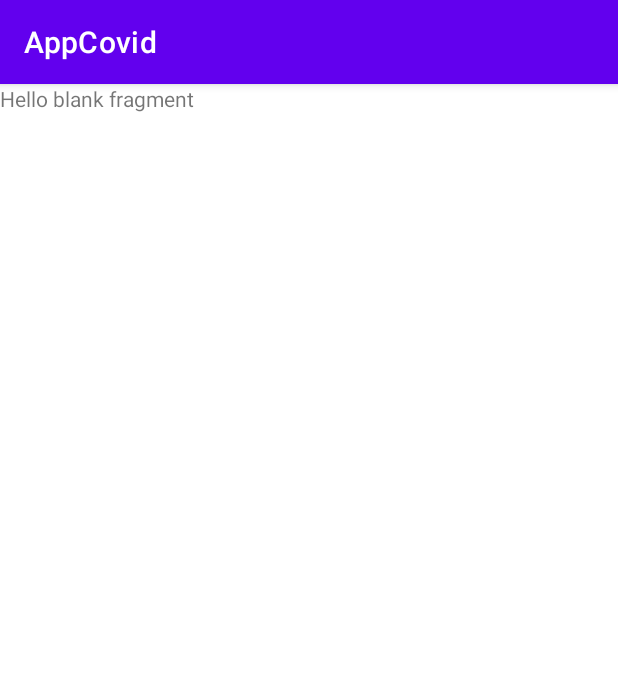
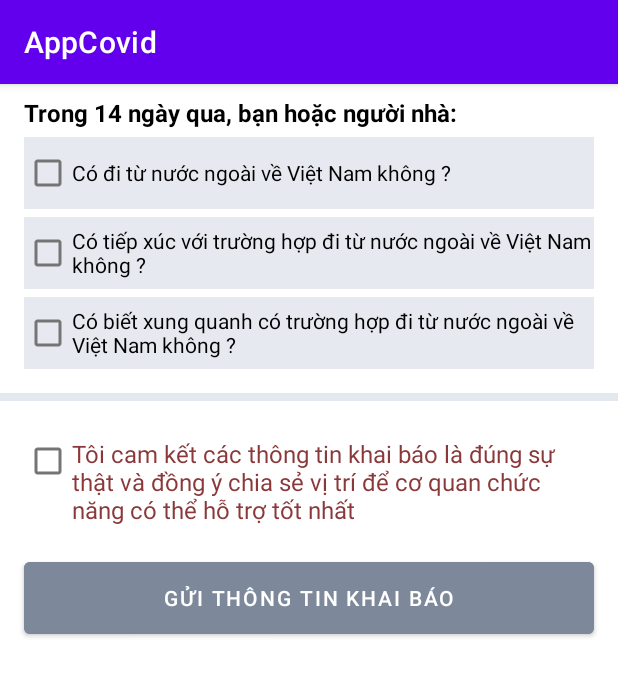
Before and after one commit to philong192001/Android_App, an Android app: the fragment ContactReportFragment shown on its own in the app's theme, on a phone screen of 412 x 824 dp. Shown: the top 676 px of the screen. Run offline under Robolectric (Android 15) with nearby library versions, the light colour scheme and no system bars.

Commit message:
Thêm khai báo tiếp xúc

```diff
--- a/app/src/main/res/layout/fragment_contact_report.xml
+++ b/app/src/main/res/layout/fragment_contact_report.xml
@@ -1,14 +1,96 @@
 <?xml version="1.0" encoding="utf-8"?>
-<FrameLayout xmlns:android="http://schemas.android.com/apk/res/android"
+<androidx.constraintlayout.widget.ConstraintLayout xmlns:android="http://schemas.android.com/apk/res/android"
+    xmlns:app="http://schemas.android.com/apk/res-auto"
     xmlns:tools="http://schemas.android.com/tools"
+    android:id="@+id/frameLayout3"
     android:layout_width="match_parent"
     android:layout_height="match_parent"
     tools:context=".feedback_fragment.ContactReportFragment">
 
-    <!-- TODO: Update blank fragment layout -->
     <TextView
-        android:layout_width="match_parent"
-        android:layout_height="match_parent"
-        android:text="@string/hello_blank_fragment" />
+        android:id="@+id/textView20"
+        style="@android:style/TextAppearance.Widget.TextView"
+        android:layout_width="wrap_content"
+        android:layout_height="wrap_content"
+        android:layout_marginStart="16dp"
+        android:layout_marginTop="8dp"
+        android:text="Trong 14 ngày qua, bạn hoặc người nhà:"
+        android:textStyle="bold"
+        app:layout_constraintStart_toStartOf="parent"
+        app:layout_constraintTop_toTopOf="parent" />
 
-</FrameLayout>
+    <CheckBox
+        android:id="@+id/checkBox3"
+        android:layout_width="0dp"
+        android:layout_height="wrap_content"
+        android:layout_marginStart="16dp"
+        android:layout_marginTop="5dp"
+        android:layout_marginEnd="16dp"
+        android:background="#e7e9f0 "
+        android:text="Có đi từ nước ngoài về Việt Nam không ?"
+        app:layout_constraintEnd_toEndOf="parent"
+        app:layout_constraintStart_toStartOf="parent"
+        app:layout_constraintTop_toBottomOf="@+id/textView20" />
+
+    <CheckBox
+        android:id="@+id/checkBox4"
+        android:layout_width="0dp"
+        android:layout_height="wrap_content"
+        android:layout_marginTop="5dp"
+        android:background="#e7e9f0 "
+        android:text="Có tiếp xúc với trường hợp đi từ nước ngoài về Việt Nam không ?"
+        app:layout_constraintEnd_toEndOf="@+id/checkBox3"
+        app:layout_constraintStart_toStartOf="@+id/checkBox3"
+        app:layout_constraintTop_toBottomOf="@+id/checkBox3" />
+
+    <CheckBox
+        android:id="@+id/checkBox5"
+        android:layout_width="0dp"
+        android:layout_height="wrap_content"
+        android:layout_marginTop="5dp"
+        android:background="#e7e9f0 "
+        android:text="Có biết xung quanh có trường hợp đi từ nước ngoài về Việt Nam không ?"
+        app:layout_constraintEnd_toEndOf="@+id/checkBox3"
+        app:layout_constraintStart_toStartOf="@+id/checkBox3"
+        app:layout_constraintTop_toBottomOf="@+id/checkBox4" />
+
+    <View
+        android:id="@+id/view"
+        android:layout_width="0dp"
+        android:layout_height="5dp"
+        android:layout_marginTop="16dp"
+        android:background="#e3e8ee "
+        app:layout_constraintEnd_toEndOf="parent"
+        app:layout_constraintStart_toStartOf="parent"
+        app:layout_constraintTop_toBottomOf="@+id/checkBox5" />
+
+
+    <CheckBox
+        android:id="@+id/chk_accept_all_true"
+        android:layout_width="0dp"
+        android:layout_height="wrap_content"
+        android:layout_marginTop="24dp"
+        android:gravity="top"
+        android:text="Tôi cam kết các thông tin khai báo là đúng sự thật và đồng ý chia sẻ vị trí để cơ quan chức năng có thể hỗ trợ tốt nhất"
+        android:textColor="#8a3839 "
+        android:textSize="16sp"
+        app:layout_constraintHorizontal_bias="0.0"
+        app:layout_constraintStart_toStartOf="@+id/checkBox5"
+        app:layout_constraintEnd_toEndOf="@+id/checkBox5"
+        app:layout_constraintTop_toBottomOf="@+id/view"/>
+
+    <Button
+        android:id="@+id/button8"
+        android:layout_width="0dp"
+        android:layout_height="wrap_content"
+        android:layout_marginTop="24dp"
+        android:backgroundTint="#7d899a "
+        android:insetTop="0dp"
+        android:insetBottom="0dp"
+        android:paddingTop="8dp"
+        android:paddingBottom="8dp"
+        android:text="Gửi thông tin khai báo"
+        app:layout_constraintEnd_toEndOf="@+id/chk_accept_all_true"
+        app:layout_constraintStart_toStartOf="@+id/chk_accept_all_true"
+        app:layout_constraintTop_toBottomOf="@+id/chk_accept_all_true" />
+</androidx.constraintlayout.widget.ConstraintLayout>
```
